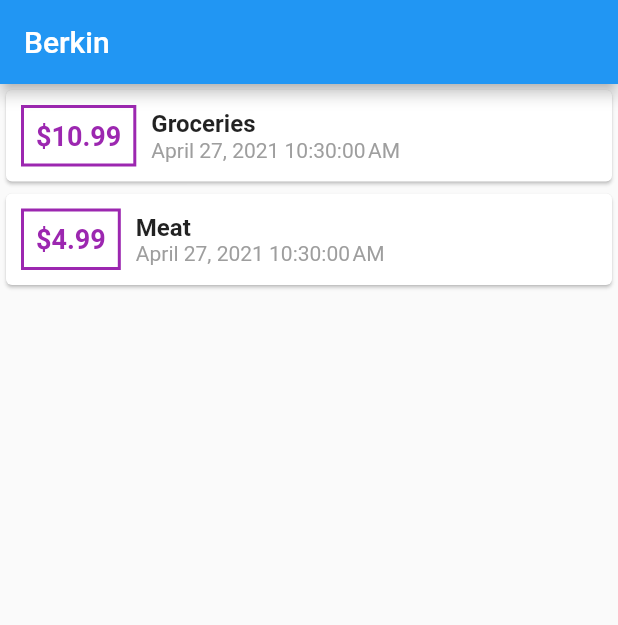
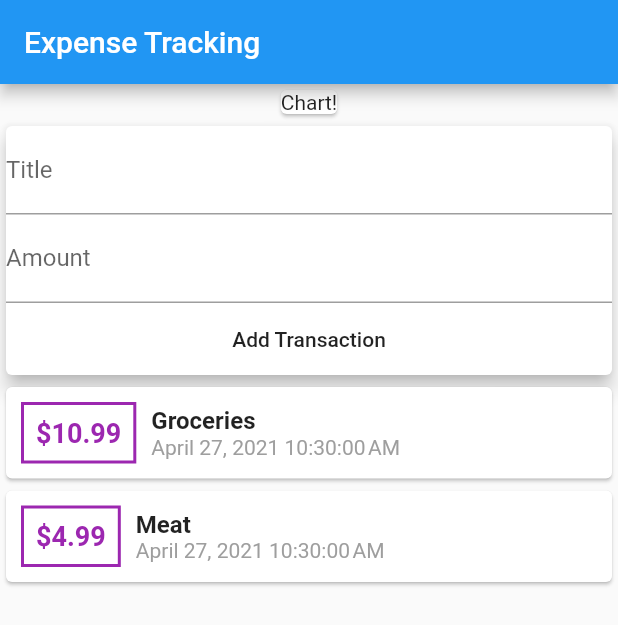
Before and after one commit to berkininceoglu/flutter-course, a Flutter app: the screen it shows after launch, on a phone screen of 412 x 824 dp. Shown: the top 625 px of the screen. Run offline on Flutter 3.47's test engine with Material 2 defaults, Android fonts, the phone set to English and light mode, and no system bars.

Commit message:
splitting widget tree, addtransaction functionality

```diff
--- a/exercises/expense_tracking/lib/main.dart
+++ b/exercises/expense_tracking/lib/main.dart
@@ -1,6 +1,8 @@
-import 'package:expense_tracking/transaction.dart';
+import 'package:expense_tracking/widgets/user_transactions.dart';
+
+import './widgets/new_transaction.dart';
+import './widgets/transaction_list.dart';
 import 'package:flutter/material.dart';
-import 'package:intl/intl.dart';
 
 void main() {
   runApp(MyApp());
@@ -21,62 +23,22 @@ class MyApp extends StatelessWidget {
 }
 
 class MyHomePage extends StatelessWidget {
-  final List<Transaction> transactions = [
-    Transaction(
-      id: "1",
-      title: "Groceries",
-      amount: 10.99,
-      date: DateTime.now(),
-    ),
-    Transaction(
-      id: "2",
-      title: "Meat",
-      amount: 4.99,
-      date: DateTime.now(),
-    )
-  ];
   @override
   Widget build(BuildContext context) {
     return Scaffold(
       appBar: AppBar(
-          title: Text("Berkin"),
+        title: Text("Expense Tracking"),
       ),
       body: Column(
-            children: transactions.map((e) {
-          return Card(
-              child: Row(
         children: [
           Container(
-                margin: EdgeInsets.symmetric(vertical: 10, horizontal: 10),
-                child: Text(
-                  '\$${e.amount}',
-                  style: TextStyle(
-                    fontWeight: FontWeight.bold,
-                    fontSize: 18,
-                    color: Colors.purple,
+            child: Card(
+              child: Text("Chart!"),
             ),
           ),
-                decoration: BoxDecoration(
-                    border: Border.all(color: Colors.purple, width: 2)),
-                padding: EdgeInsets.all(8),
+          UserTransactions(),
+        ],
       ),
-              Column(crossAxisAlignment: CrossAxisAlignment.start, children: [
-                Text(
-                  e.title,
-                  style: TextStyle(
-                    fontSize: 16,
-                    fontWeight: FontWeight.bold,
-                  ),
-                ),
-                Text(
-                  DateFormat().format(e.date),
-                  style: TextStyle(
-                    color: Colors.grey,
-                  ),
-                ),
-              ])
-            ],
-          ));
-        }).toList()));
+    );
   }
 }
--- /dev/null
+++ b/exercises/expense_tracking/lib/widgets/new_transaction.dart
@@ -0,0 +1,38 @@
+import 'package:flutter/material.dart';
+import './user_transactions.dart';
+
+class NewTransaction extends StatelessWidget {
+  @override
+  final Function addTx;
+  final titleController = TextEditingController();
+  final amountController = TextEditingController();
+
+  NewTransaction(this.addTx);
+
+  Widget build(BuildContext context) {
+    return Container(
+      child: Card(
+        elevation: 5,
+        child: Column(
+          children: [
+            TextField(
+              decoration: InputDecoration(labelText: "Title"),
+              controller: titleController,
+            ),
+            TextField(
+              decoration: InputDecoration(labelText: "Amount"),
+              controller: amountController,
+            ),
+            FlatButton(
+              onPressed: () {
+                addTx(
+                    titleController.text, double.parse(amountController.text));
+              },
+              child: Text("Add Transaction"),
+            )
+          ],
+        ),
+      ),
+    );
+  }
+}
--- /dev/null
+++ b/exercises/expense_tracking/lib/widgets/transaction_list.dart
@@ -0,0 +1,53 @@
+import 'package:expense_tracking/models/transaction.dart';
+import 'package:flutter/material.dart';
+import '../models/transaction.dart';
+import 'package:intl/intl.dart';
+
+class TransactionList extends StatelessWidget {
+  @override
+  final List<Transaction> transactions;
+
+  TransactionList(this.transactions);
+
+  @override
+  Widget build(BuildContext context) {
+    return Container(
+        child: Column(
+            children: transactions.map((e) {
+      return Card(
+          child: Row(
+        children: [
+          Container(
+            margin: EdgeInsets.symmetric(vertical: 10, horizontal: 10),
+            child: Text(
+              '\$${e.amount}',
+              style: TextStyle(
+                fontWeight: FontWeight.bold,
+                fontSize: 18,
+                color: Colors.purple,
+              ),
+            ),
+            decoration: BoxDecoration(
+                border: Border.all(color: Colors.purple, width: 2)),
+            padding: EdgeInsets.all(8),
+          ),
+          Column(crossAxisAlignment: CrossAxisAlignment.start, children: [
+            Text(
+              e.title,
+              style: TextStyle(
+                fontSize: 16,
+                fontWeight: FontWeight.bold,
+              ),
+            ),
+            Text(
+              DateFormat().format(e.date),
+              style: TextStyle(
+                color: Colors.grey,
+              ),
+            ),
+          ])
+        ],
+      ));
+    }).toList()));
+  }
+}
--- /dev/null
+++ b/exercises/expense_tracking/lib/widgets/user_transactions.dart
@@ -0,0 +1,44 @@
+import 'package:flutter/material.dart';
+import './new_transaction.dart';
+import './transaction_list.dart';
+import '../models/transaction.dart';
+
+class UserTransactions extends StatefulWidget {
+  @override
+  _UserTransactionsState createState() => _UserTransactionsState();
+}
+
+class _UserTransactionsState extends State<UserTransactions> {
+  final List<Transaction> _userTransactions = [
+    Transaction(
+      id: "1",
+      title: "Groceries",
+      amount: 10.99,
+      date: DateTime.now(),
+    ),
+    Transaction(
+      id: "2",
+      title: "Meat",
+      amount: 4.99,
+      date: DateTime.now(),
+    )
+  ];
+
+  void _addNewTransaction(String title, double amount) {
+    final newTx = Transaction(
+        title: title, amount: amount, date: DateTime.now(), id: "xx");
+    setState(() {
+      _userTransactions.add(newTx);
+    });
+  }
+
+  @override
+  Widget build(BuildContext context) {
+    return Column(
+      children: [
+        NewTransaction(_addNewTransaction),
+        TransactionList(_userTransactions),
+      ],
+    );
+  }
+}
```
Also changed, not shown: exercises/expense_tracking/lib/models/transaction.dart (renamed from exercises/expense_tracking/lib/transaction.dart). Lines whose indentation alone changed are shown as unchanged.
